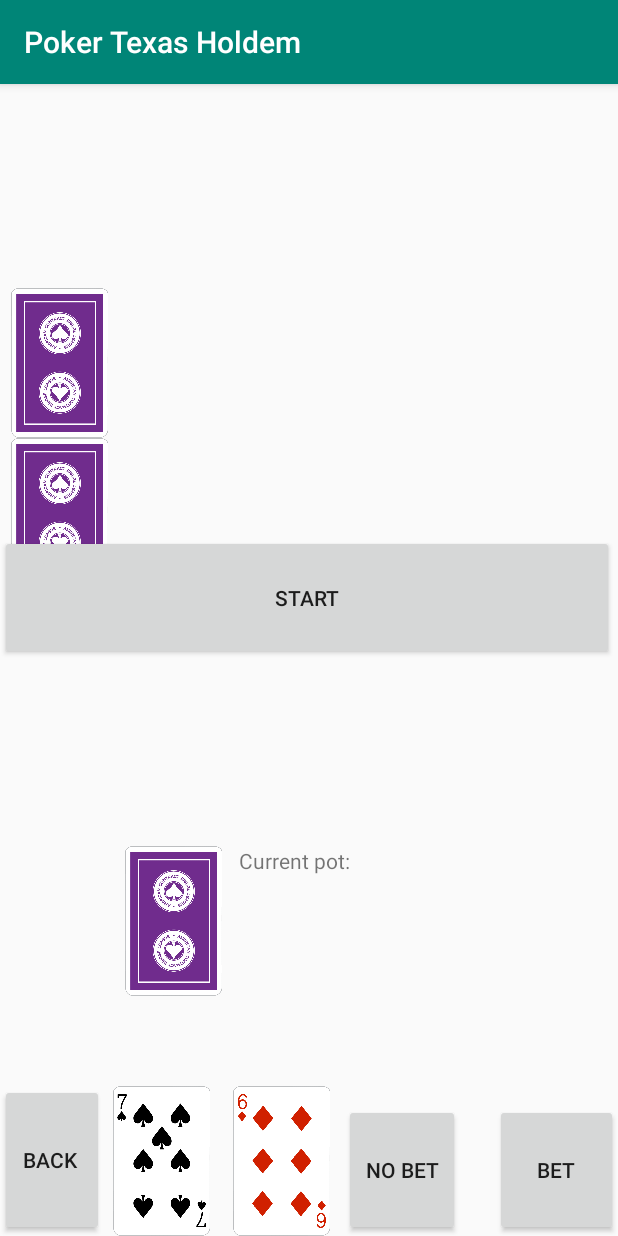
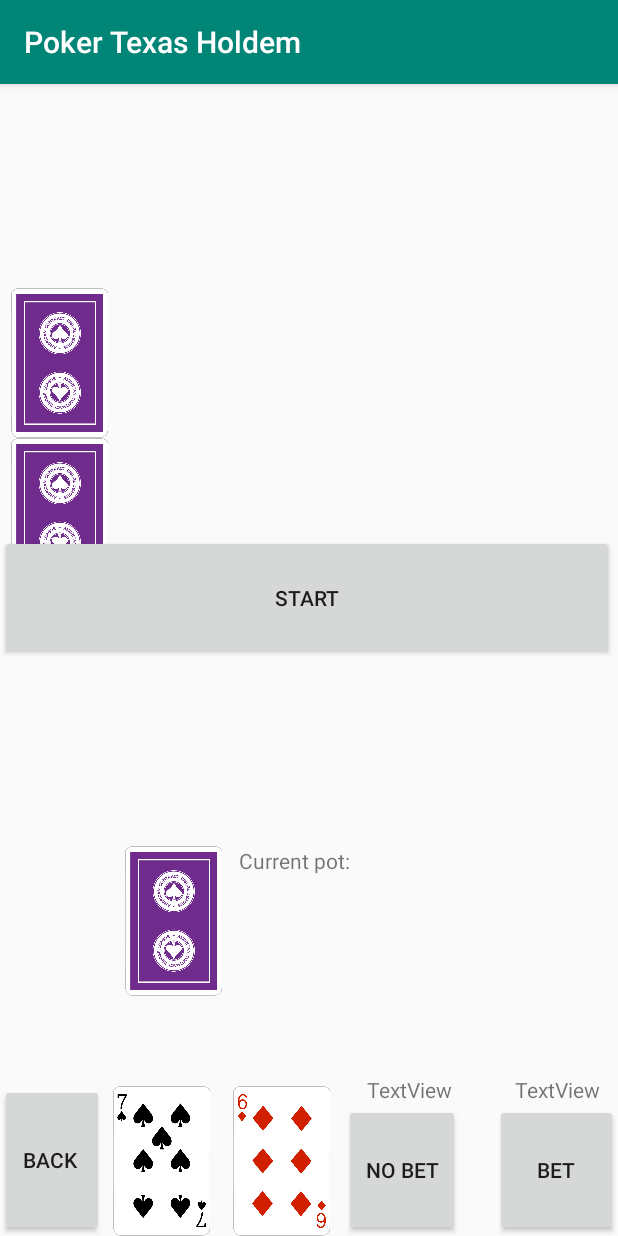
Before and after one commit to lsrigueira/Game-Gui, an Android app: the InGame screen opened directly, with no data from a screen before it, on a phone screen of 412 x 824 dp. Run offline under Robolectric (Android 15) with nearby library versions, the phone set to English and light mode, and no system bars.

Commit message:
Ux improved

```diff
--- a/app/src/main/java/com/example/gamegui/functions.java
+++ b/app/src/main/java/com/example/gamegui/functions.java
@@ -237,8 +237,8 @@ public class functions {
     public static void play(Context a, String cancion){
         try{
             mp.stop();
-        }catch (Exception e){System.out.println("Non habia muscai inicializada");}
-
+        }catch (Exception e){System.out.println("Non habia musca inicializada");}
+        if(functions.permitirmusica == 1);
         switch (cancion){
             case "eye_of_the_tiger":
                 mp = MediaPlayer.create(a,R.raw.eye_of_the_tiger);
--- a/app/src/main/res/layout/activity_in_game.xml
+++ b/app/src/main/res/layout/activity_in_game.xml
@@ -333,4 +333,28 @@
         app:layout_constraintStart_toEndOf="@+id/deck"
         app:layout_constraintTop_toBottomOf="@+id/potLabel" />
 
+    <TextView
+        android:id="@+id/noBetText"
+        android:layout_width="83dp"
+        android:layout_height="19dp"
+        android:layout_marginStart="8dp"
+        android:layout_marginLeft="8dp"
+        android:layout_marginEnd="16dp"
+        android:layout_marginRight="16dp"
+        android:text="TextView"
+        android:textAlignment="center"
+        app:layout_constraintBottom_toTopOf="@+id/foldButton"
+        app:layout_constraintEnd_toStartOf="@+id/betText"
+        app:layout_constraintHorizontal_bias="1.0"
+        app:layout_constraintStart_toEndOf="@+id/personcard2" />
+
+    <TextView
+        android:id="@+id/betText"
+        android:layout_width="81dp"
+        android:layout_height="19dp"
+        android:text="TextView"
+        android:textAlignment="center"
+        app:layout_constraintBottom_toTopOf="@+id/betbutton"
+        app:layout_constraintEnd_toEndOf="parent" />
+
 </androidx.constraintlayout.widget.ConstraintLayout>
```
Also changed, not shown: app/src/main/java/com/example/gamegui/InGame.java (+19 -14 lines).
